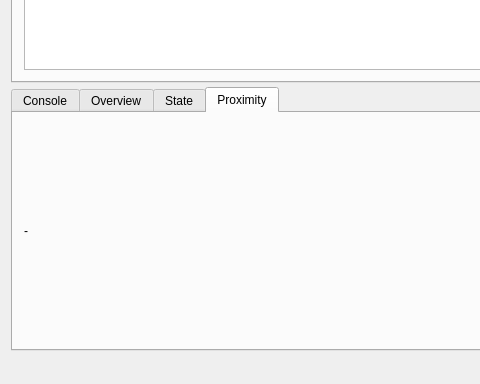
First picture: the form in mainwindow.ui, repository yorkrobotlab/ardebug, before the edit; both pictures show x 0 to 480 and y 529 to 913 of the 1058 by 913 pixel window.
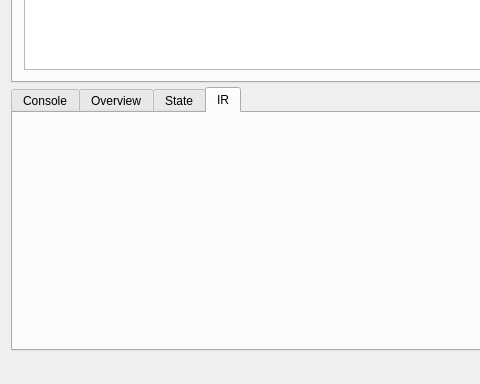
Second picture: the form after the edit. The open tabs and pages were chosen to show the change.

Commit message: Added IR data view class and some basic drawing of the IR data

What changed in the file:
```diff
--- a/mainwindow.ui
+++ b/mainwindow.ui
@@ -404,17 +404,8 @@
        </widget>
        <widget class="QWidget" name="proximityTab">
         <attribute name="title">
-         <string>Proximity</string>
+         <string>IR</string>
         </attribute>
-        <layout class="QVBoxLayout" name="verticalLayout_6">
-         <item>
-          <widget class="QLabel" name="proximityText">
-           <property name="text">
-            <string>-</string>
-           </property>
-          </widget>
-         </item>
-        </layout>
        </widget>
       </widget>
      </widget>
```
Left out of the diff: 2 changed lines with no effect on the pictures. The commit also changes 5 other files.
